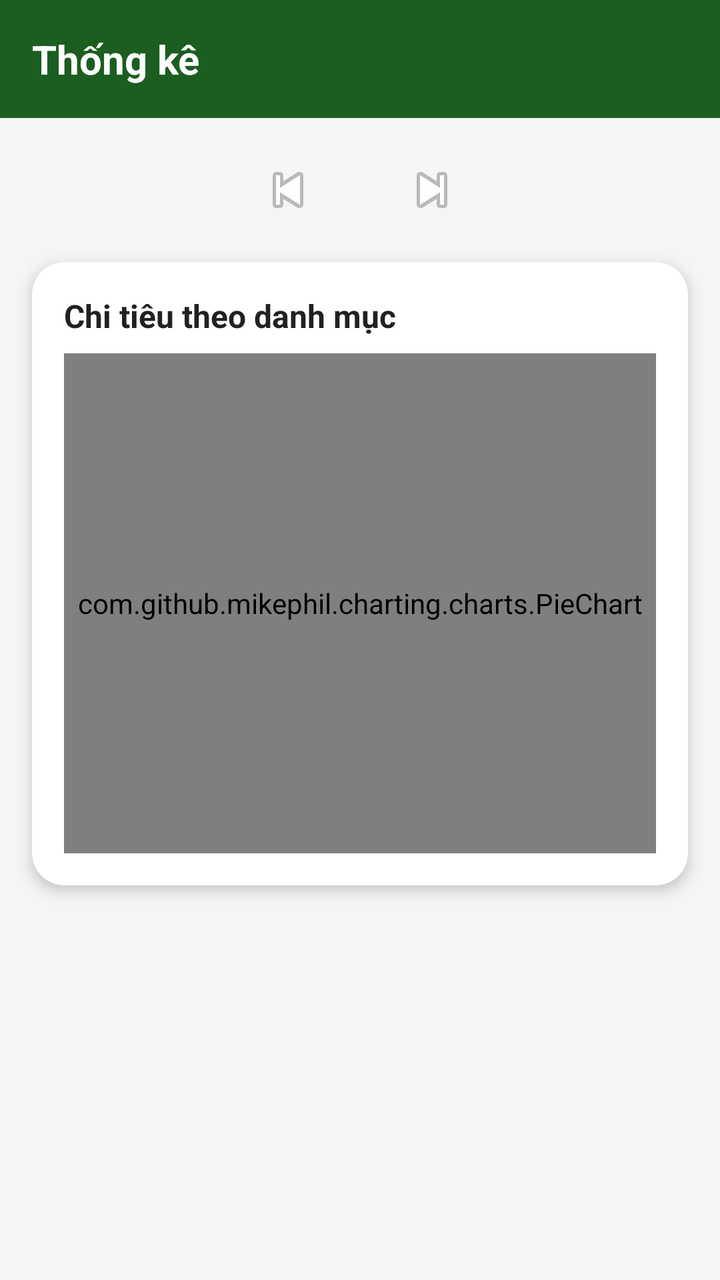
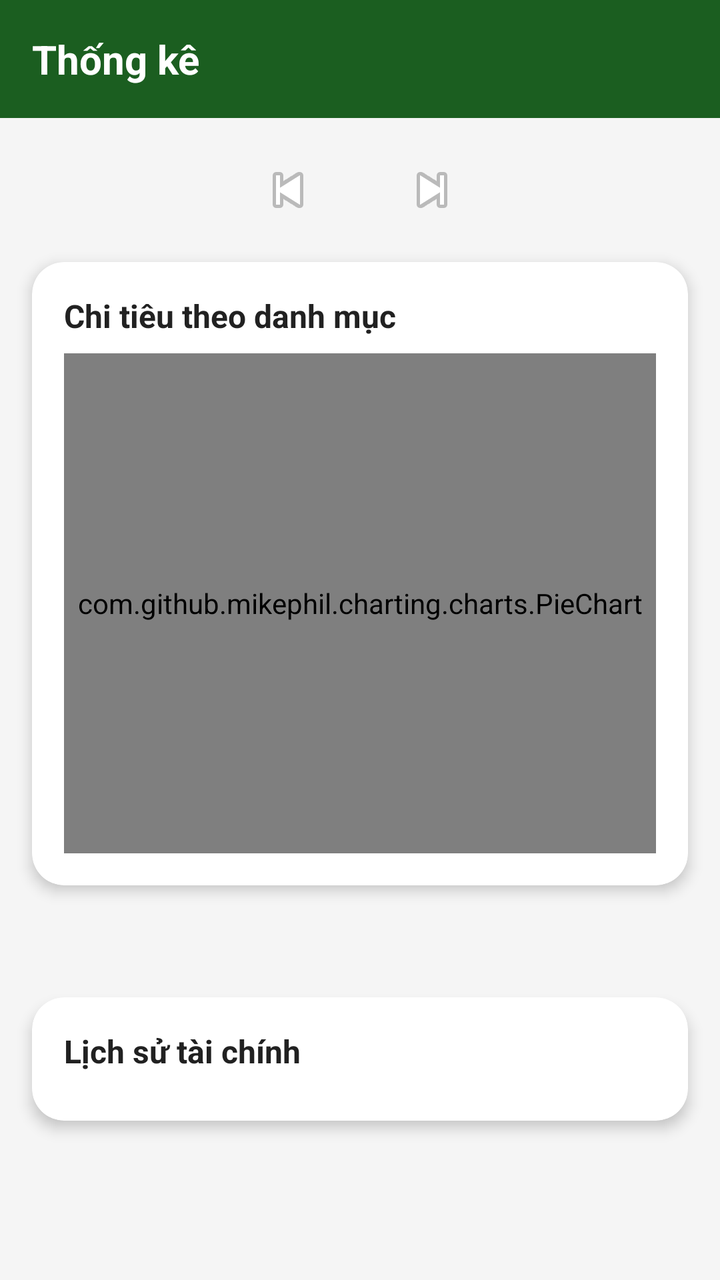

Before-and-after screenshots of an Android layout around one commit, followed by the original layout XML and the change that was made.
<!-- AndroidManifest.xml: application theme Theme.AppQuanLyChiTieu -->
<!-- res/layout/fragment_statistics.xml -->
<?xml version="1.0" encoding="utf-8"?>
<androidx.core.widget.NestedScrollView xmlns:android="http://schemas.android.com/apk/res/android"
    xmlns:app="http://schemas.android.com/apk/res-auto"
    android:layout_width="match_parent"
    android:layout_height="match_parent"
    android:background="@color/background">

    <LinearLayout
        android:layout_width="match_parent"
        android:layout_height="wrap_content"
        android:orientation="vertical">

        
        <TextView
            android:layout_width="match_parent"
            android:layout_height="wrap_content"
            android:background="@color/primary"
            android:padding="@dimen/spacing_md"
            android:text="@string/statistics_title"
            android:textColor="@color/white"
            android:textSize="@dimen/text_title"
            android:textStyle="bold" />

        
        <LinearLayout
            android:layout_width="match_parent"
            android:layout_height="wrap_content"
            android:gravity="center"
            android:orientation="horizontal"
            android:padding="@dimen/spacing_md">

            <ImageButton
                android:id="@+id/btn_prev_month"
                android:layout_width="40dp"
                android:layout_height="40dp"
                android:background="?attr/selectableItemBackgroundBorderless"
                android:src="@android:drawable/ic_media_previous"
                android:contentDescription="Tháng trước" />

            <TextView
                android:id="@+id/tv_current_month"
                android:layout_width="wrap_content"
                android:layout_height="wrap_content"
                android:layout_marginStart="@dimen/spacing_md"
                android:layout_marginEnd="@dimen/spacing_md"
                android:textColor="@color/text_primary"
                android:textSize="@dimen/text_subtitle"
                android:textStyle="bold" />

            <ImageButton
                android:id="@+id/btn_next_month"
                android:layout_width="40dp"
                android:layout_height="40dp"
                android:background="?attr/selectableItemBackgroundBorderless"
                android:src="@android:drawable/ic_media_next"
                android:contentDescription="Tháng sau" />
        </LinearLayout>

        
        <androidx.cardview.widget.CardView
            android:layout_width="match_parent"
            android:layout_height="wrap_content"
            android:layout_marginStart="@dimen/spacing_md"
            android:layout_marginEnd="@dimen/spacing_md"
            android:layout_marginBottom="@dimen/spacing_md"
            app:cardCornerRadius="@dimen/card_corner_radius"
            app:cardElevation="@dimen/card_elevation">

            <LinearLayout
                android:layout_width="match_parent"
                android:layout_height="wrap_content"
                android:orientation="vertical"
                android:padding="@dimen/card_padding">

                <TextView
                    android:layout_width="wrap_content"
                    android:layout_height="wrap_content"
                    android:text="@string/expense_by_category"
                    android:textColor="@color/text_primary"
                    android:textSize="@dimen/text_subtitle"
                    android:textStyle="bold" />

                <com.github.mikephil.charting.charts.PieChart
                    android:id="@+id/pie_chart"
                    android:layout_width="match_parent"
                    android:layout_height="@dimen/chart_height"
                    android:layout_marginTop="@dimen/spacing_sm" />
            </LinearLayout>
        </androidx.cardview.widget.CardView>

        
        <androidx.recyclerview.widget.RecyclerView
            android:id="@+id/rv_category_summary"
            android:layout_width="match_parent"
            android:layout_height="wrap_content"
            android:nestedScrollingEnabled="false"
            android:paddingStart="@dimen/spacing_md"
            android:paddingEnd="@dimen/spacing_md"
            android:paddingBottom="@dimen/spacing_lg" />

        
        <TextView
            android:id="@+id/tv_empty"
            android:layout_width="match_parent"
            android:layout_height="wrap_content"
            android:gravity="center"
            android:padding="@dimen/spacing_xl"
            android:text="@string/no_data"
            android:textColor="@color/text_hint"
            android:textSize="@dimen/text_body"
            android:visibility="gone" />

    </LinearLayout>
</androidx.core.widget.NestedScrollView>
<!-- resources referenced by this layout -->
<resources>
  <color name="background">#F5F5F5</color>
  <color name="primary">#1B5E20</color>
  <color name="text_hint">#BDBDBD</color>
  <color name="text_primary">#212121</color>
  <color name="white">#FFFFFFFF</color>
  <dimen name="card_corner_radius">16dp</dimen>
  <dimen name="card_elevation">4dp</dimen>
  <dimen name="card_padding">16dp</dimen>
  <dimen name="chart_height">250dp</dimen>
  <dimen name="spacing_lg">24dp</dimen>
  <dimen name="spacing_md">16dp</dimen>
  <dimen name="spacing_sm">8dp</dimen>
  <dimen name="spacing_xl">32dp</dimen>
  <dimen name="text_body">14sp</dimen>
  <dimen name="text_subtitle">16sp</dimen>
  <dimen name="text_title">20sp</dimen>
  <string name="expense_by_category">Chi tiêu theo danh mục</string>
  <string name="no_data">Chưa có dữ liệu</string>
  <string name="statistics_title">Thống kê</string>
  <style name="Theme.AppQuanLyChiTieu" parent="Base.Theme.AppQuanLyChiTieu" />
  <style name="Base.Theme.AppQuanLyChiTieu" parent="Theme.Material3.DayNight.NoActionBar">
          <item name="colorPrimary">@color/primary</item>
          <item name="colorPrimaryDark">@color/primary_dark</item>
          <item name="colorOnPrimary">@color/on_primary</item>
          <item name="colorSecondary">@color/secondary</item>
          <item name="colorOnSecondary">@color/on_secondary</item>
          <item name="android:colorBackground">@color/background</item>
          <item name="colorSurface">@color/surface</item>
          <item name="colorOnSurface">@color/on_surface</item>
          <item name="android:statusBarColor">@color/primary_dark</item>
      </style>
  <color name="primary_dark">#003300</color>
  <color name="on_primary">#FFFFFF</color>
  <color name="secondary">#FF6F00</color>
  <color name="on_secondary">#FFFFFF</color>
  <color name="surface">#FFFFFF</color>
  <color name="on_surface">#1C1C1C</color>
</resources>

<!-- the commit's change to res/layout/fragment_statistics.xml (unified diff, before → after) -->
@@ -110,5 +110,48 @@
             android:textSize="@dimen/text_body"
             android:visibility="gone" />
 
+        
+        <androidx.cardview.widget.CardView
+            android:layout_width="match_parent"
+            android:layout_height="wrap_content"
+            android:layout_margin="@dimen/spacing_md"
+            app:cardCornerRadius="@dimen/card_corner_radius"
+            app:cardElevation="@dimen/card_elevation">
+
+            <LinearLayout
+                android:layout_width="match_parent"
+                android:layout_height="wrap_content"
+                android:orientation="vertical"
+                android:padding="@dimen/card_padding">
+
+                <TextView
+                    android:layout_width="wrap_content"
+                    android:layout_height="wrap_content"
+                    android:text="Lịch sử tài chính"
+                    android:textColor="@color/text_primary"
+                    android:textSize="@dimen/text_subtitle"
+                    android:textStyle="bold"
+                    android:layout_marginBottom="8dp" />
+
+                <androidx.recyclerview.widget.RecyclerView
+                    android:id="@+id/rv_monthly_history"
+                    android:layout_width="match_parent"
+                    android:layout_height="wrap_content"
+                    android:nestedScrollingEnabled="false" />
+
+                <TextView
+                    android:id="@+id/tv_history_empty"
+                    android:layout_width="match_parent"
+                    android:layout_height="wrap_content"
+                    android:gravity="center"
+                    android:padding="@dimen/spacing_md"
+                    android:text="Chưa có dữ liệu lịch sử"
+                    android:textColor="@color/text_hint"
+                    android:textSize="@dimen/text_body"
+                    android:visibility="gone" />
+
+            </LinearLayout>
+        </androidx.cardview.widget.CardView>
+
     </LinearLayout>
 </androidx.core.widget.NestedScrollView>
